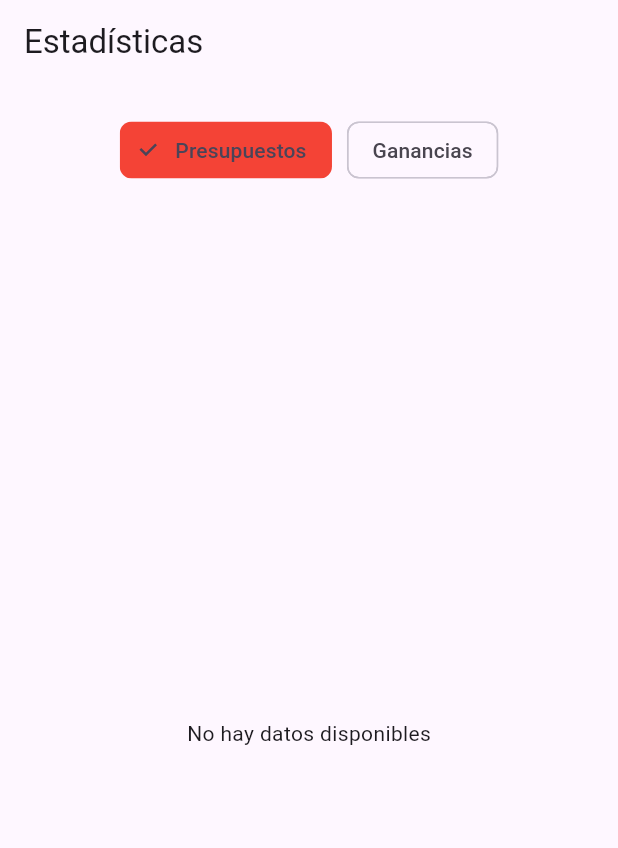
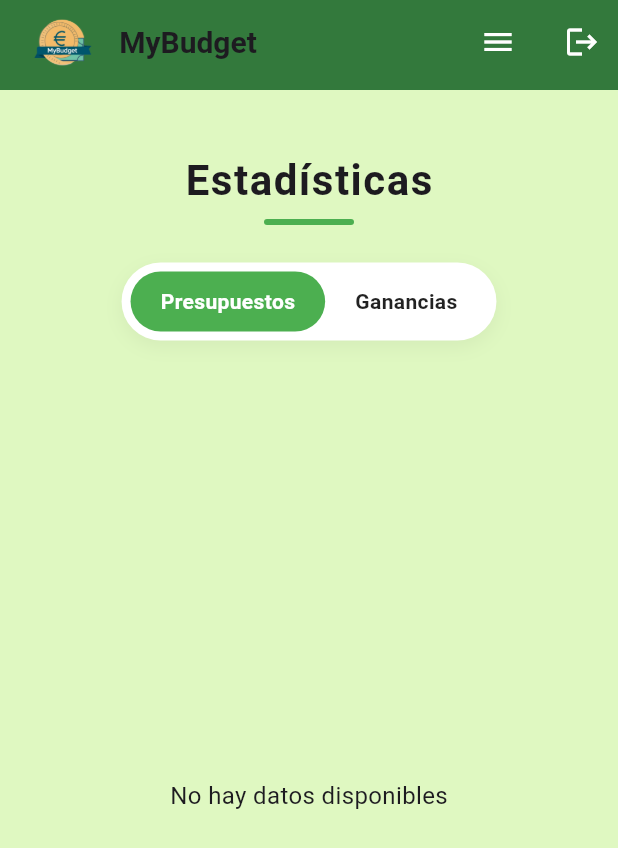
Before and after one commit to CarlosBDR29/proyecto_MiPresupuesto, a Flutter app: the EstadisticasPage screen opened by its route, on a phone screen of 412 x 824 dp. Shown: the top 848 px of the screen. Run offline on Flutter 3.47's test engine with Material 3 defaults, Android fonts, the phone set to English and light mode, and no system bars; our stand-ins replace cloud_firestore, firebase_core, fl_chart, flutter_dotenv, go_router, image_picker and 1 more; accounts and stored records are empty.

Commit message:
Treceavo commit - Estilo aplicado a la pagina estadisticas

```diff
--- a/lib/pages/estadisticas_page.dart
+++ b/lib/pages/estadisticas_page.dart
@@ -3,6 +3,7 @@ import 'package:provider/provider.dart';
 import 'package:fl_chart/fl_chart.dart';
 import 'package:go_router/go_router.dart';
 
+import '../widgets/custom_navbar.dart';
 import '../providers/presupuesto_provider.dart';
 import '../providers/ganancia_provider.dart';
 import '../providers/categoria_provider.dart';
@@ -151,16 +152,31 @@ class _EstadisticasPageState extends State<EstadisticasPage> {
 
           /// 🔹 RESUMEN ABAJO
           Container(
-            padding: const EdgeInsets.all(12),
+            padding: const EdgeInsets.all(16),
             decoration: BoxDecoration(
-              color: Colors.grey.shade100,
-              borderRadius: BorderRadius.circular(12),
+              color: mostrarPresupuestos
+                  ? Colors.red.withOpacity(0.08)
+                  : Colors.green.withOpacity(0.08),
+              borderRadius: BorderRadius.circular(15),
             ),
+            child: Row(
+              children: [
+                Icon(
+                  mostrarPresupuestos
+                      ? Icons.warning_amber_rounded
+                      : Icons.check_circle_outline,
+                  color: mostrarPresupuestos ? Colors.red : Colors.green,
+                ),
+                const SizedBox(width: 10),
+                Expanded(
                   child: Text(
                     mostrarPresupuestos
-                  ? "Has gastado ${(totalActual / totalMeta * 100).toStringAsFixed(1)}% del total presupuestado."
-                  : "Has alcanzado ${(totalActual / totalMeta * 100).toStringAsFixed(1)}% del objetivo total.",
+                        ? "Has gastado ${totalMeta == 0 ? 0 : (totalActual / totalMeta * 100).toStringAsFixed(1)}% del total presupuestado."
+                        : "Has alcanzado ${totalMeta == 0 ? 0 : (totalActual / totalMeta * 100).toStringAsFixed(1)}% del objetivo total.",
                     style: const TextStyle(fontSize: 14),
+                  ),
+                ),
+              ],
             ),
           ),
         ],
@@ -215,43 +231,118 @@ class _EstadisticasPageState extends State<EstadisticasPage> {
     }
 
     return Scaffold(
-      appBar: AppBar(title: const Text("Estadísticas")),
-      body: Column(
+      backgroundColor: const Color.fromARGB(255, 223, 248, 193),
+      appBar: const CustomNavbar(),
+      body: LayoutBuilder(
+        builder: (context, constraints) {
+          final esPantallaGrande = constraints.maxWidth > 900;
+          final anchoContenido = esPantallaGrande ? 900.0 : double.infinity;
+
+          return Center(
+            child: Container(
+              width: anchoContenido,
+              padding: const EdgeInsets.all(20),
+              child: Column(
                 children: [
                   const SizedBox(height: 20),
 
-          // 🔄 Selector
-          Row(
-            mainAxisAlignment: MainAxisAlignment.center,
+                  /// 🔹 TÍTULO GRANDE
+                  Column(
                     children: [
-              ChoiceChip(
-                label: const Text("Presupuestos"),
-                selected: mostrarPresupuestos,
-                selectedColor: Colors.red,
-                onSelected: (_) {
-                  setState(() => mostrarPresupuestos = true);
-                },
+                      const Text(
+                        "Estadísticas",
+                        style: TextStyle(
+                          fontSize: 28,
+                          fontWeight: FontWeight.bold,
+                          letterSpacing: 1,
                         ),
-              const SizedBox(width: 10),
-              ChoiceChip(
-                label: const Text("Ganancias"),
-                selected: !mostrarPresupuestos,
-                selectedColor: Colors.green,
-                onSelected: (_) {
-                  setState(() => mostrarPresupuestos = false);
-                },
+                      ),
+                      const SizedBox(height: 6),
+                      Container(
+                        width: 60,
+                        height: 4,
+                        decoration: BoxDecoration(
+                          color: Colors.green,
+                          borderRadius: BorderRadius.circular(10),
+                        ),
                       ),
                     ],
                   ),
+                  const SizedBox(height: 25),
 
+                  // 🔄 Selector
+                  Container(
+                    padding: const EdgeInsets.all(6),
+                    decoration: BoxDecoration(
+                      color: Colors.white,
+                      borderRadius: BorderRadius.circular(30),
+                      boxShadow: [
+                        BoxShadow(
+                          color: Colors.black.withOpacity(0.05),
+                          blurRadius: 10,
+                          offset: const Offset(0, 4),
+                        ),
+                      ],
+                    ),
+                    child: Row(
+                      mainAxisSize: MainAxisSize.min,
+                      children: [
+                        _buildToggle("Presupuestos", true),
+                        _buildToggle("Ganancias", false),
+                      ],
+                    ),
+                  ),
                   const SizedBox(height: 30),
 
                   Expanded(
                     child: datosAgrupados.isEmpty
-                ? const Center(child: Text("No hay datos disponibles"))
-                : _buildBarChart(datosAgrupados, categorias),
+                        ? const Center(
+                            child: Text(
+                              "No hay datos disponibles",
+                              style: TextStyle(fontSize: 16),
+                            ),
+                          )
+                        : Card(
+                            elevation: 6,
+                            shape: RoundedRectangleBorder(
+                              borderRadius: BorderRadius.circular(25),
+                            ),
+                            child: Padding(
+                              padding: const EdgeInsets.all(20),
+                              child: _buildBarChart(datosAgrupados, categorias),
+                            ),
+                          ),
                   ),
                 ],
+              ),
+            ),
+          );
+        },
+      ),
+    );
+  }
+
+  Widget _buildToggle(String texto, bool esPresupuesto) {
+    final seleccionado = mostrarPresupuestos == esPresupuesto;
+
+    return GestureDetector(
+      onTap: () {
+        setState(() => mostrarPresupuestos = esPresupuesto);
+      },
+      child: AnimatedContainer(
+        duration: const Duration(milliseconds: 250),
+        padding: const EdgeInsets.symmetric(horizontal: 20, vertical: 10),
+        decoration: BoxDecoration(
+          color: seleccionado ? Colors.green : Colors.transparent,
+          borderRadius: BorderRadius.circular(25),
+        ),
+        child: Text(
+          texto,
+          style: TextStyle(
+            color: seleccionado ? Colors.white : Colors.black87,
+            fontWeight: FontWeight.w600,
+          ),
+        ),
       ),
     );
   }
```
Lines whose indentation alone changed are shown as unchanged.
